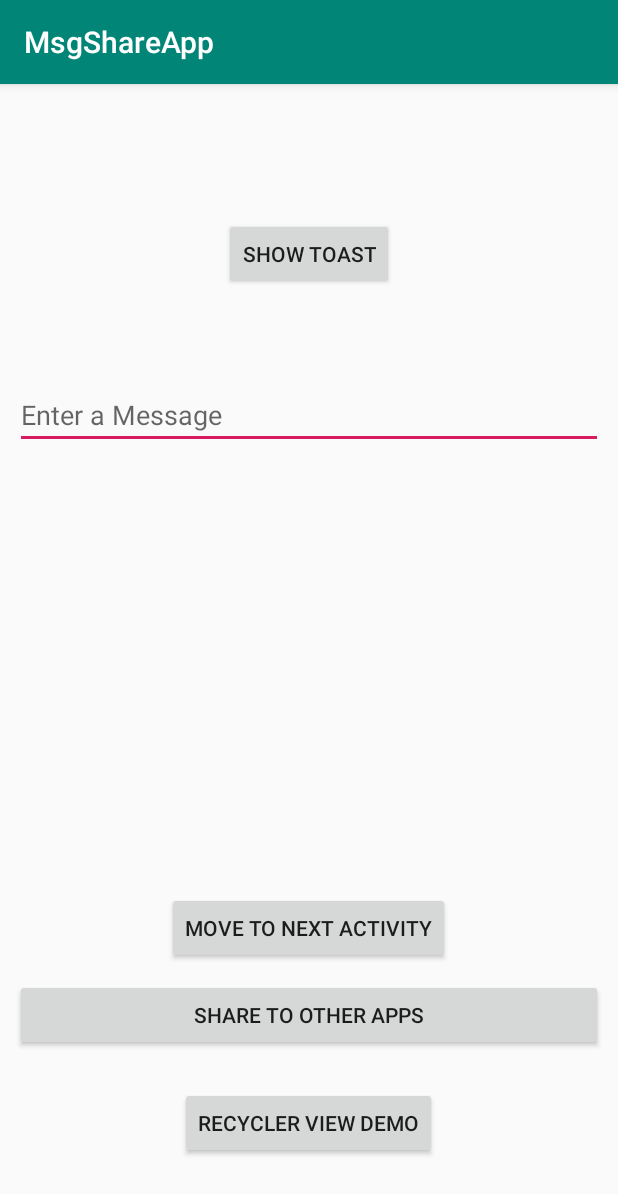
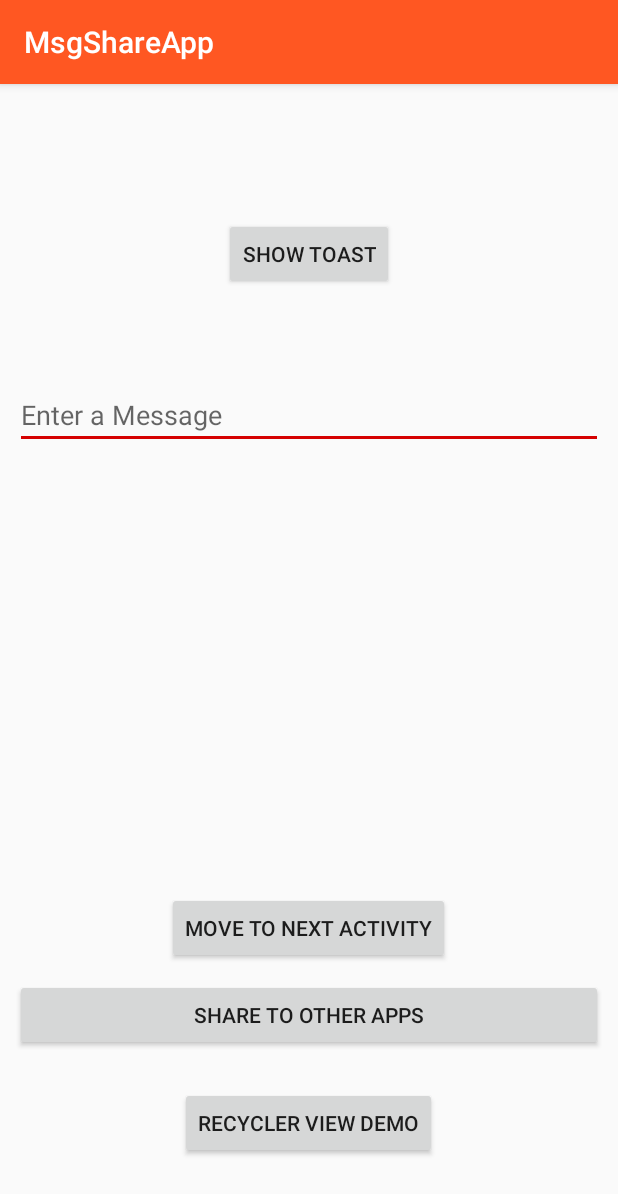
Before and after one commit to vigyat123/MsgShareApp, an Android app: the screen it shows after launch (MainActivity), on a phone screen of 412 x 824 dp. Shown: the top 1194 px of the screen. Run offline under Robolectric (Android 15) with nearby library versions, the phone set to English and light mode, and no system bars.

Commit message:
Section 5: Applying Material Design Colors

```diff
--- a/app/src/main/res/values/colors.xml
+++ b/app/src/main/res/values/colors.xml
@@ -1,6 +1,6 @@
 <?xml version="1.0" encoding="utf-8"?>
 <resources>
-    <color name="colorPrimary">#008577</color>
-    <color name="colorPrimaryDark">#00574B</color>
-    <color name="colorAccent">#D81B60</color>
+    <color name="colorPrimary">#ff5722</color>
+    <color name="colorPrimaryDark">#e64a19</color>
+    <color name="colorAccent">#d50000</color>
 </resources>
```
